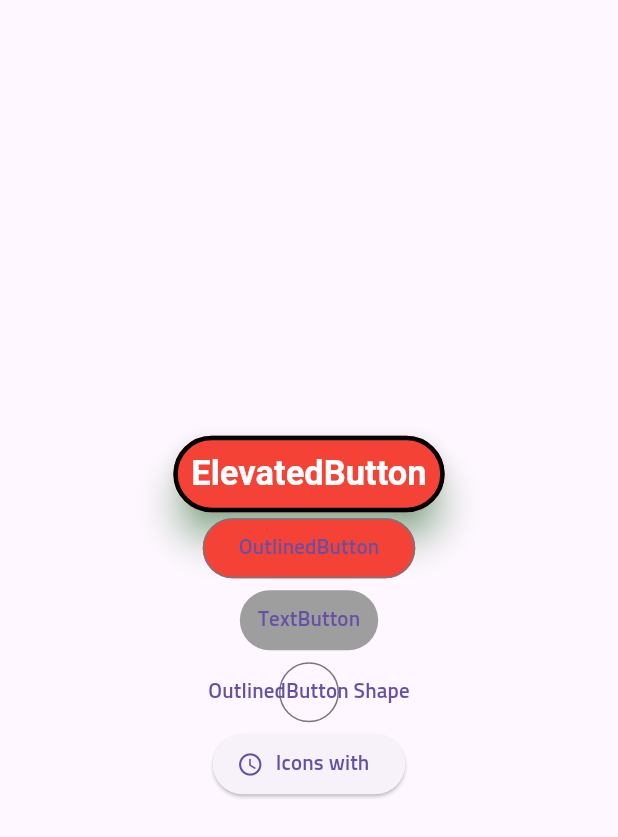
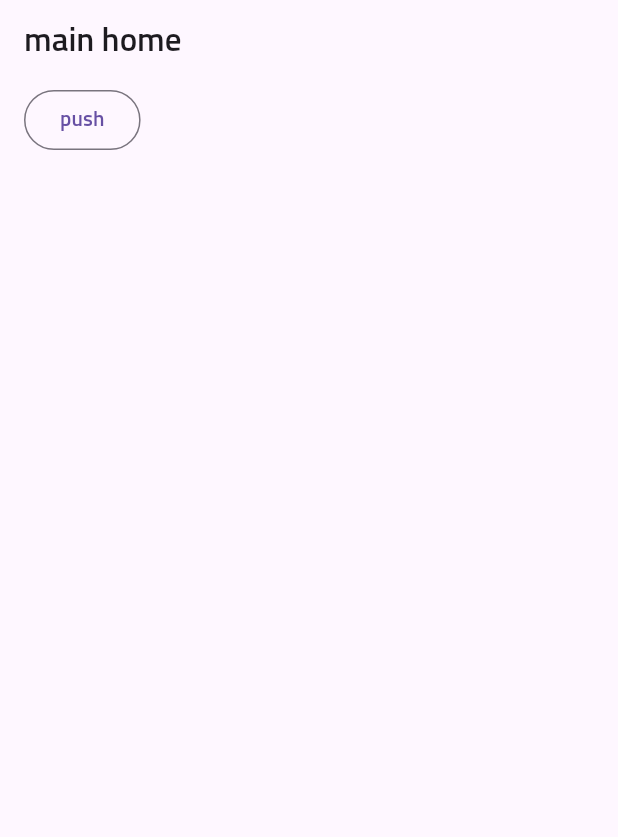
Before and after one commit to munseunggyu/flutter, a Flutter app: the screen it shows after launch, on a phone screen of 412 x 824 dp. Shown: the top 837 px of the screen. Run offline on Flutter 3.47's test engine with Material 3 defaults, Android fonts, the light colour scheme and no system bars; our stand-ins replace webview_flutter.

Commit message:
navigator 연습 세팅

```diff
--- /dev/null
+++ b/easy_practice/lib/layout/layout_practiec.dart
@@ -0,0 +1,27 @@
+import 'package:flutter/material.dart';
+
+class LayoutPractiec extends StatelessWidget {
+  final String title;
+  final List<Widget> children;
+  const LayoutPractiec(
+      {super.key, required this.children, required this.title});
+
+  @override
+  Widget build(BuildContext context) {
+    return Scaffold(
+      appBar: AppBar(
+        title: Text(title),
+      ),
+      body: SafeArea(
+        child: Padding(
+          padding: const EdgeInsets.symmetric(
+            horizontal: 16,
+          ),
+          child: Column(
+            children: children,
+          ),
+        ),
+      ),
+    );
+  }
+}
--- a/easy_practice/lib/screens/home_screen.dart
+++ b/easy_practice/lib/screens/home_screen.dart
@@ -2,6 +2,7 @@
 // import 'package:easy_practice/screens/timer_practice.dart';
 // import 'package:easy_practice/screens/timer_practice.dart';
 import 'package:easy_practice/screens/button_practice.dart';
+import 'package:easy_practice/screens/navigation_pracitce.dart';
 // import 'package:easy_practice/screens/random_num.dart';
 import 'package:flutter/material.dart';
 
@@ -11,7 +12,8 @@ class HomeScreen extends StatelessWidget {
   @override
   Widget build(BuildContext context) {
     // return const RandomNum();
-    return const ButtonsPracitce();
+    // return const ButtonsPracitce();
+    return const NavigationPractice();
     // const Scaffold(
     //   // body: TimerPractice(),
     //   // body: Daily(),
--- /dev/null
+++ b/easy_practice/lib/screens/navigation_pracitce.dart
@@ -0,0 +1,32 @@
+import 'package:easy_practice/layout/layout_practiec.dart';
+import 'package:easy_practice/screens/route_one_screen.dart';
+import 'package:flutter/material.dart';
+
+class NavigationPractice extends StatelessWidget {
+  const NavigationPractice({
+    super.key,
+  });
+
+  @override
+  Widget build(BuildContext context) {
+    return LayoutPractiec(
+      title: 'main home',
+      children: [
+        OutlinedButton(
+          onPressed: () {
+            Navigator.of(context).push(
+              MaterialPageRoute(
+                builder: (BuildContext context) {
+                  return const RouteOneScreen();
+                },
+              ),
+            );
+          },
+          child: const Text(
+            'push',
+          ),
+        ),
+      ],
+    );
+  }
+}
```
Also changed, not shown: easy_practice/lib/screens/route_one_screen.dart (added, +20 -0 lines), easy_practice/lib/screens/route_three_screen.dart (added, +20 -0 lines), easy_practice/lib/screens/route_two_screen.dart (added, +20 -0 lines).
